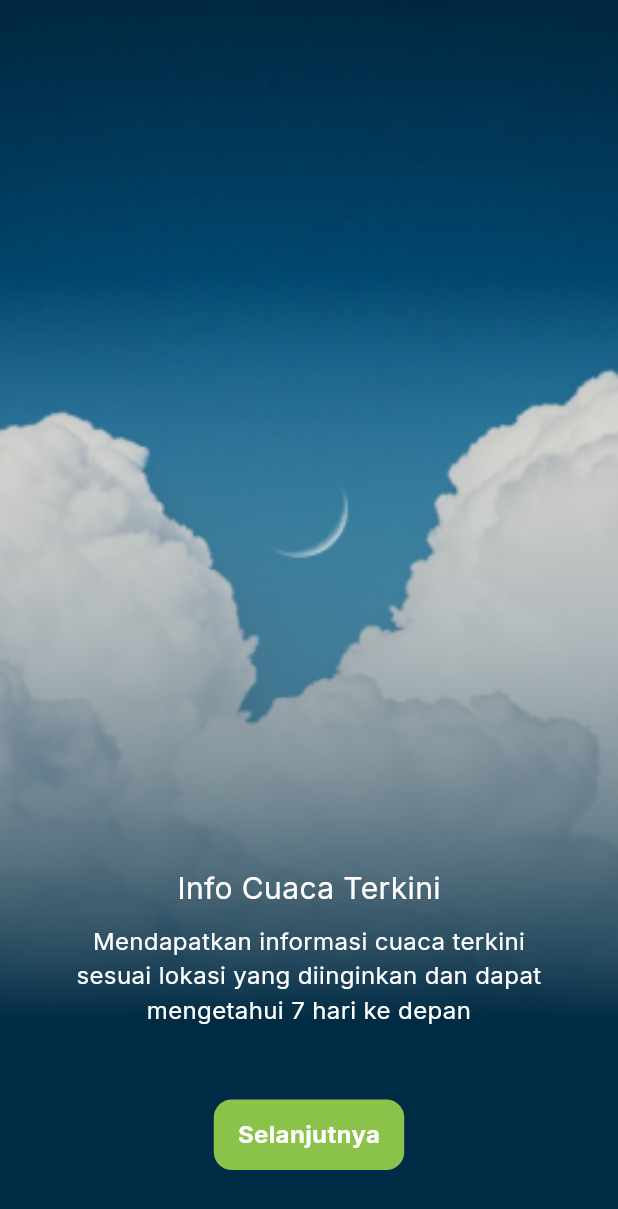
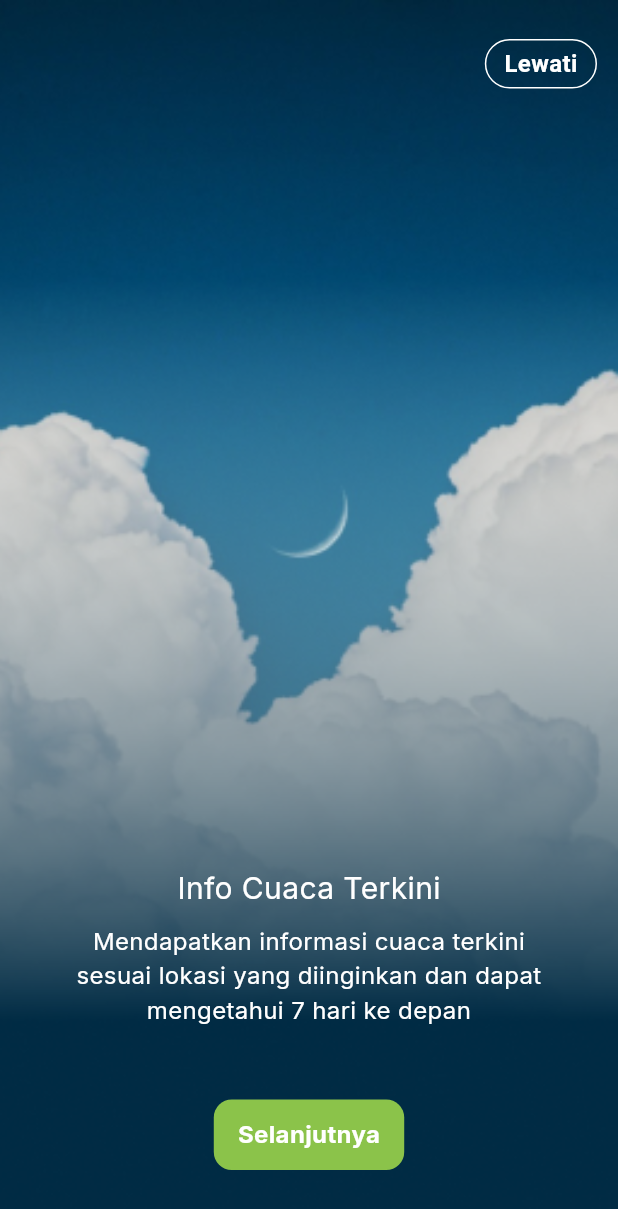
Before and after one commit to Agriculture-Capstone-Alterra/Flutter-Agriplant-Capstone-Alterra, a Flutter app: the AppDescScreen screen opened directly, on a phone screen of 412 x 824 dp. Shown: the top 1209 px of the screen. Run offline on Flutter 3.47's test engine with Material 3 defaults, Android fonts, the phone set to English and light mode, and no system bars; our stand-ins replace dio, firebase_core, firebase_messaging, glassmorphism, google_fonts; accounts and stored records are empty.

Commit message:
app opening, login, registrasi 97%

```diff
--- a/lib/providers/app_opening_provider.dart
+++ b/lib/providers/app_opening_provider.dart
@@ -1,23 +1,41 @@
-import 'package:flutter/cupertino.dart';
 import 'package:flutter/material.dart';
+import '../screens/autentikasi_screens/login_screen.dart';
 
 class AppOpeningProvider extends ChangeNotifier {
+  String splashScreen1Image = 'assets/images/app opening images/Logo.png';
+  String splashScreen2Image1 = 'assets/images/app opening images/Logo 2.png';
+  String splashScreen2Image2 = 'assets/images/app opening images/Tangan 1.png';
+  String splashScreen2Image3 = 'assets/images/app opening images/Tangan 2.png';
+
   bool splashScreen = true;
   int splashScreenVal = 1;
 
   void splashScreenIsChanged() async {
-    await Future.delayed(Duration(seconds: 3));
+    await Future.delayed(Duration(seconds: 4));
     splashScreenVal = 2;
     notifyListeners();
   }
 
   void splashScreenDone() async {
-    await Future.delayed(Duration(seconds: 6));
+    await Future.delayed(Duration(seconds: 8));
     splashScreen = false;
     notifyListeners();
   }
 
   PageController pageController = PageController();
+  String skipText = 'Lewati';
+  Color skipTextColor = Colors.white;
+
+  void skipToLoginScreen(BuildContext context){
+    Navigator.pushAndRemoveUntil(
+      context,
+      MaterialPageRoute(builder: (context){
+        return LoginScreen();
+      }), (_) => false,
+    );
+    notifyListeners();
+  }
+
   String feature1Image = 'assets/images/app opening images/Deskripsi Fitur 1.png';
   String feature1Name = 'Info Cuaca Terkini';
   String feature1Desc = 'Mendapatkan informasi cuaca terkini sesuai lokasi yang diinginkan dan dapat mengetahui 7 hari ke depan';
@@ -29,10 +47,15 @@ class AppOpeningProvider extends ChangeNotifier {
   Color colorFeatureText = Colors.white;
   String buttonText1 = 'Selanjutnya';
   String buttonText2 = 'Mulai';
-  Color buttonColor = Color(0xff51AB8C);
+  Color buttonColor = const Color(0xff51AB8C);
   Color buttonTextColor = Colors.white;
-  void nextPage(){
-    if(pageController!=2){
+  void nextPage(BuildContext context){
+    if(pageController.page!=2){
+      pageController.nextPage(duration: Duration(seconds: 1), curve: Curves.ease);
+      notifyListeners();
+    } else{
+      skipToLoginScreen(context);
+
       notifyListeners();
     }
     notifyListeners();
--- a/lib/providers/auth_provider.dart
+++ b/lib/providers/auth_provider.dart
@@ -145,7 +145,7 @@ class AuthProvider extends ChangeNotifier {
       );
       notifyListeners();
     } else{
-      SnackBar snackbarMessage = SnackBar(content: Text('konfirmasikan password dengan benar'));
+      SnackBar snackbarMessage = const SnackBar(content: Text('konfirmasikan password dengan benar'));
       ScaffoldMessenger.of(context).showSnackBar(snackbarMessage);
       notifyListeners();
     }
--- a/lib/screens/app_opening_screens/app_desc_screen.dart
+++ b/lib/screens/app_opening_screens/app_desc_screen.dart
@@ -1,4 +1,6 @@
 import 'package:capstone_project/providers/app_opening_provider.dart';
+import 'package:capstone_project/screens/app_opening_screens/splashscreen1.dart';
+import 'package:capstone_project/screens/app_opening_screens/splashscreen2.dart';
 import 'package:capstone_project/widgets/app_opening_widgets/app_desc.dart';
 import 'package:flutter/material.dart';
 import 'package:provider/provider.dart';
@@ -11,12 +13,22 @@ class AppDescScreen extends StatefulWidget {
 }
 
 class _AppDescScreenState extends State<AppDescScreen> {
+  @override
+  void initState() {
+    Provider.of<AppOpeningProvider>(context, listen: false).splashScreenIsChanged();
+    Provider.of<AppOpeningProvider>(context, listen: false).splashScreenDone();
+    super.initState();
+  }
 
   @override
   Widget build(BuildContext context) {
     return Consumer<AppOpeningProvider>(
       builder: (context, appOpeningProvider, child) {
-        return Scaffold(
+        return appOpeningProvider.splashScreen==true && appOpeningProvider.splashScreenVal==1?
+        SplashScreen1() :
+        appOpeningProvider.splashScreen==true && appOpeningProvider.splashScreenVal==2?
+        SplashScreen2() :
+        Scaffold(
         body: PageView(
         controller: appOpeningProvider.pageController,
         children: [
@@ -29,7 +41,10 @@ class _AppDescScreenState extends State<AppDescScreen> {
         buttonColor: appOpeningProvider.buttonColor,
         buttonText: appOpeningProvider.buttonText1,
         buttonTextColor: appOpeningProvider.buttonTextColor,
-                onTap: (){},
+        changeView: () => appOpeningProvider.nextPage(context),
+        skipText: appOpeningProvider.skipText,
+        skipTextColor: appOpeningProvider.skipTextColor,
+        skipToPage: () => appOpeningProvider.skipToLoginScreen(context),
         ),
 
         AppDesc(
@@ -41,7 +56,10 @@ class _AppDescScreenState extends State<AppDescScreen> {
         buttonColor: appOpeningProvider.buttonColor,
         buttonText: appOpeningProvider.buttonText1,
         buttonTextColor: appOpeningProvider.buttonTextColor,
-                onTap: (){},
+        changeView: () => appOpeningProvider.nextPage(context),
+        skipText: appOpeningProvider.skipText,
+        skipTextColor: appOpeningProvider.skipTextColor,
+        skipToPage: () => appOpeningProvider.skipToLoginScreen(context),
         ),
 
         AppDesc(
@@ -53,7 +71,10 @@ class _AppDescScreenState extends State<AppDescScreen> {
         buttonColor: appOpeningProvider.buttonColor,
         buttonText: appOpeningProvider.buttonText2,
         buttonTextColor: appOpeningProvider.buttonTextColor,
-                onTap: (){},
+        changeView: () => appOpeningProvider.nextPage(context),
+        skipText: appOpeningProvider.skipText,
+        skipTextColor: appOpeningProvider.skipTextColor,
+        skipToPage: () => appOpeningProvider.skipToLoginScreen(context),
         ),
         ],
         ),
--- a/lib/widgets/app_opening_widgets/app_desc.dart
+++ b/lib/widgets/app_opening_widgets/app_desc.dart
@@ -11,7 +11,10 @@ class AppDesc extends StatelessWidget {
   Color buttonColor;
   String buttonText;
   Color buttonTextColor;
-  Function() onTap;
+  Function() changeView;
+  String skipText;
+  Color skipTextColor;
+  Function() skipToPage;
 
   AppDesc({
     Key? key,
@@ -23,7 +26,10 @@ class AppDesc extends StatelessWidget {
     required this.buttonColor,
     required this.buttonText,
     required this.buttonTextColor,
-    required this.onTap,
+    required this.changeView,
+    required this.skipText,
+    required this.skipTextColor,
+    required this.skipToPage,
   }) : super(key: key);
 
   @override
@@ -47,11 +53,11 @@ class AppDesc extends StatelessWidget {
                   color: colorFeatureText,
                 ),
               ),
-
-              const SizedBox(height: 10,),
-
+              const SizedBox(
+                height: 10,
+              ),
               Container(
-                margin: EdgeInsets.symmetric(horizontal: 42),
+                margin: const EdgeInsets.symmetric(horizontal: 42),
                 width: double.infinity,
                 child: Text(
                   featureDesc,
@@ -62,34 +68,59 @@ class AppDesc extends StatelessWidget {
                   textAlign: TextAlign.center,
                 ),
               ),
-
-              const SizedBox(height: 48,),
-
+              const SizedBox(
+                height: 48,
+              ),
               GestureDetector(
                 child: Container(
-                  padding: const EdgeInsets.symmetric(vertical: 12, horizontal: 16),
+                  padding: const EdgeInsets.symmetric(
+                      vertical: 12, horizontal: 16),
                   decoration: BoxDecoration(
                     color: Colors.lightGreen,
-                    borderRadius: BorderRadius.circular(12)
+                    borderRadius: BorderRadius.circular(12),
                   ),
                   child: Text(
                     buttonText,
                     style: GoogleFonts.inter(
-                        textStyle: TextStyle(
-                          fontSize: 16,
-                          fontWeight: FontWeight.w700,
-                          color: Colors.white,
-                        ),
+                      textStyle: TextStyle(
+                        fontSize: 16,
+                        fontWeight: FontWeight.w700,
+                        color: Colors.white,
+                      ),
                     ),
                   ),
                 ),
-                onTap: (){onTap;},
+                onTap: changeView,
               ),
-
-              const SizedBox(height: 44,)
+              const SizedBox(
+                height: 44,
+              )
             ],
           ),
-        )
+        ),
+
+        Align(
+          alignment: Alignment.topRight,
+          child: GestureDetector(
+            child: Container(
+              margin: EdgeInsets.only(top: 26, right: 14),
+              padding: EdgeInsets.symmetric(vertical: 4, horizontal: 12),
+              decoration: BoxDecoration(
+                borderRadius: BorderRadius.circular(100),
+                border: Border.all(color: Colors.white, width: 1),
+              ),
+              child: Text(
+                skipText,
+                style: TextStyle(
+                  fontSize: 16,
+                  fontWeight: FontWeight.w700,
+                  color: skipTextColor,
+                ),
+              ),
+            ),
+            onTap: skipToPage,
+          ),
+        ),
       ],
     );
   }
```
Also changed, not shown: lib/main.dart (+5 -5 lines), lib/screens/app_opening_screens/splashscreen1.dart (+20 -9 lines), lib/screens/app_opening_screens/splashscreen2.dart (+34 -9 lines), assets/images/app opening images/Logo 2.png, assets/images/app opening images/Logo 3.png, assets/images/app opening images/Tangan 1.png, assets/images/app opening images/Tangan 2.png. Lines whose indentation alone changed are shown as unchanged.
